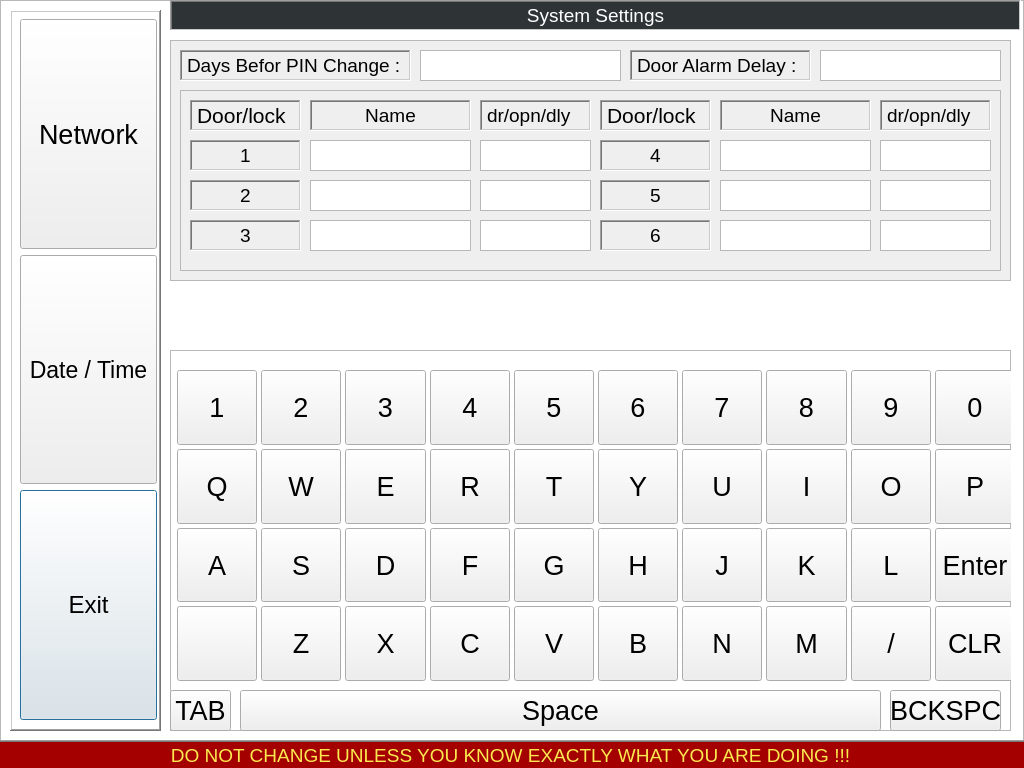
Old version of the form settings.ui in the repository swodaemkram/aces.
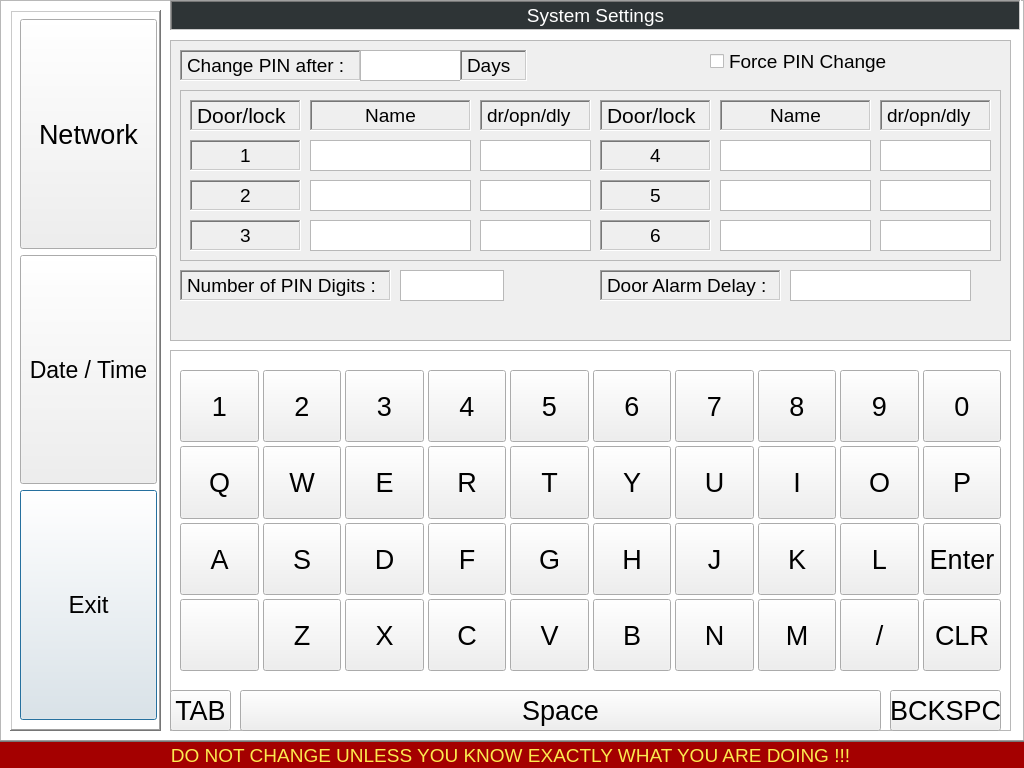
New version of the form. Icons and pictures are not drawn.

What changed in the file:
```diff
--- a/settings.ui
+++ b/settings.ui
@@ -506,7 +506,7 @@
      <x>170</x>
      <y>40</y>
      <width>841</width>
-     <height>241</height>
+     <height>301</height>
     </rect>
    </property>
    <property name="autoFillBackground">
@@ -523,7 +523,7 @@
      <rect>
       <x>10</x>
       <y>10</y>
-      <width>231</width>
+      <width>181</width>
       <height>31</height>
      </rect>
     </property>
@@ -542,15 +542,15 @@
      <enum>QFrame::Sunken</enum>
     </property>
     <property name="text">
-     <string>Days Befor PIN Change : </string>
+     <string>Change PIN after : </string>
     </property>
    </widget>
    <widget class="QPlainTextEdit" name="plainTextEdit_7">
     <property name="geometry">
      <rect>
-      <x>250</x>
+      <x>190</x>
       <y>10</y>
-      <width>201</width>
+      <width>101</width>
       <height>31</height>
      </rect>
     </property>
@@ -564,8 +564,8 @@
    <widget class="QLabel" name="label_10">
     <property name="geometry">
      <rect>
-      <x>460</x>
-      <y>10</y>
+      <x>430</x>
+      <y>230</y>
       <width>181</width>
       <height>31</height>
      </rect>
@@ -591,8 +591,8 @@
    <widget class="QPlainTextEdit" name="plainTextEdit_8">
     <property name="geometry">
      <rect>
-      <x>650</x>
-      <y>10</y>
+      <x>620</x>
+      <y>230</y>
       <width>181</width>
       <height>31</height>
      </rect>
@@ -610,7 +610,7 @@
       <x>10</x>
       <y>50</y>
       <width>821</width>
-      <height>181</height>
+      <height>171</height>
      </rect>
     </property>
     <property name="frameShape">
@@ -1220,6 +1220,82 @@
      </property>
     </widget>
    </widget>
+   <widget class="QLabel" name="label_17">
+    <property name="geometry">
+     <rect>
+      <x>10</x>
+      <y>230</y>
+      <width>211</width>
+      <height>31</height>
+     </rect>
+    </property>
+    <property name="font">
+     <font>
+      <pointsize>14</pointsize>
+     </font>
+    </property>
+    <property name="frameShape">
+     <enum>QFrame::WinPanel</enum>
+    </property>
+    <property name="frameShadow">
+     <enum>QFrame::Sunken</enum>
+    </property>
+    <property name="text">
+     <string>Number of PIN Digits : </string>
+    </property>
+   </widget>
+   <widget class="QCheckBox" name="checkBox">
+    <property name="geometry">
+     <rect>
+      <x>540</x>
+      <y>10</y>
+      <width>201</width>
+      <height>23</height>
+     </rect>
+    </property>
+    <property name="font">
+     <font>
+      <pointsize>14</pointsize>
+     </font>
+    </property>
+    <property name="text">
+     <string>Force PIN Change </string>
+    </property>
+   </widget>
+   <widget class="QPlainTextEdit" name="plainTextEdit_9">
+    <property name="geometry">
+     <rect>
+      <x>230</x>
+      <y>230</y>
+      <width>104</width>
+      <height>31</height>
+     </rect>
+    </property>
+   </widget>
+   <widget class="QLabel" name="label_18">
+    <property name="geometry">
+     <rect>
+      <x>290</x>
+      <y>10</y>
+      <width>67</width>
+      <height>31</height>
+     </rect>
+    </property>
+    <property name="font">
+     <font>
+      <pointsize>14</pointsize>
+     </font>
+    </property>
+    <property name="frameShape">
+     <enum>QFrame::WinPanel</enum>
+    </property>
+    <property name="frameShadow">
+     <enum>QFrame::Sunken</enum>
+    </property>
+    <property name="text">
+     <string>Days </string>
+    </property>
+   </widget>
   </widget>
   <widget class="QFrame" name="frame_4">
    <property name="geometry">
@@ -1302,10 +1378,10 @@
    <widget class="QWidget" name="gridLayoutWidget">
     <property name="geometry">
      <rect>
-      <x>7</x>
+      <x>10</x>
       <y>20</y>
-      <width>838</width>
-      <height>311</height>
+      <width>821</width>
+      <height>301</height>
      </rect>
     </property>
     <layout class="QGridLayout" name="gridLayout">
```
